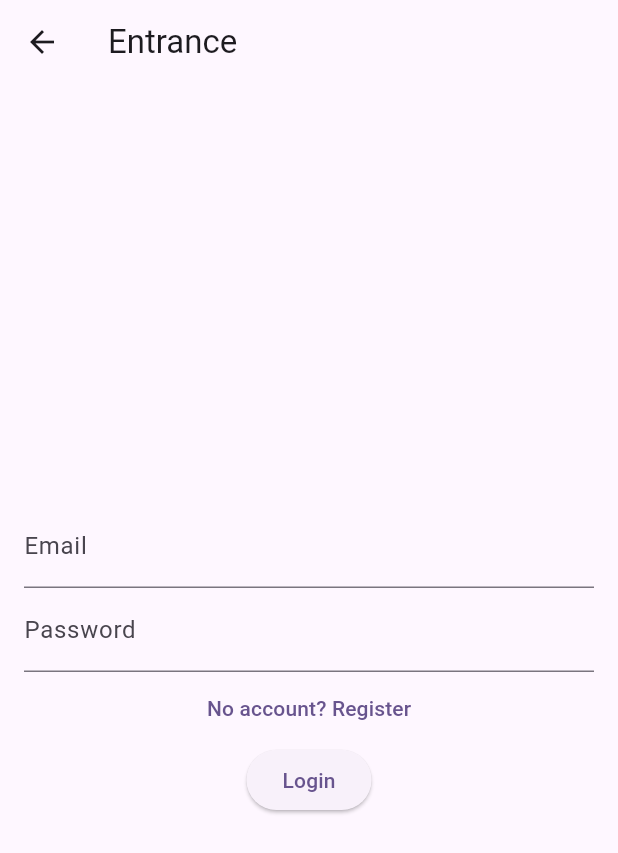
After one commit to Kamkines/mini-social-app, a Flutter app: the screen it shows after launch, after a tap on the "person" icon, on a phone screen of 412 x 824 dp. The commit adds this screen. Shown: the top 853 px of the screen. Run offline on Flutter 3.47's test engine with Material 3 defaults, Android fonts, the phone set to English and light mode, and no system bars; our stand-ins replace firebase_auth, firebase_core; accounts and stored records are empty; network calls fail.

Commit message:
added auth

```diff
--- a/lib/main.dart
+++ b/lib/main.dart
@@ -1,8 +1,12 @@
 import 'package:flutter/material.dart';
+import 'package:firebase_core/firebase_core.dart';
+
 import 'screens/home_screen.dart';
 
 
-void main() {
+void main() async {
+  WidgetsFlutterBinding.ensureInitialized(); // с помощью этой команды мы запускаем Flutter заранее, нужно для установки асинхронных связей
+  await Firebase.initializeApp(); // устанавливаем Firebase
   runApp(const MyApp());
 }
 
--- /dev/null
+++ b/lib/screens/auth_screen.dart
@@ -0,0 +1,97 @@
+import 'package:flutter/material.dart';
+import 'package:firebase_auth/firebase_auth.dart';
+
+class AuthScreen extends StatefulWidget {
+  @override
+  _AuthScreenState createState() => _AuthScreenState();
+}
+
+class _AuthScreenState extends State<AuthScreen> {
+  final _emailController = TextEditingController();
+  final _passwordController = TextEditingController();
+  bool _isLoginMode = true;
+  String _errorMessage = '';
+
+  Future<void> _signUp() async {
+    // Future можно считать аналогом Promise, т.е. тут мы устанавливаем, что мы ждем ответа
+    try {
+      await FirebaseAuth.instance.createUserWithEmailAndPassword( // функция используется для регистрации нового пользователя в Firebase с помощью email и пароля. Если почта есть уже в базе, то выйдет ошибка, если все хорошо, то создастся запись в Firebase
+        email: _emailController.text.trim(),
+        password: _passwordController.text.trim(),
+      );
+      print('User signed up');
+    } catch (error) {
+      setState(() {
+        _errorMessage = error.toString();
+      });
+      print('Error: $error');
+    }
+  }
+
+  Future<void> _login() async {
+    try {
+      await FirebaseAuth.instance.signInWithEmailAndPassword( // функция используется для входа пользователя в приложение с использованием его email и пароля
+        email: _emailController.text.trim(),
+        password: _passwordController.text.trim(),
+      );
+      print('User logged in');
+    } catch (error) {
+      setState(() {
+        _errorMessage = error.toString();
+      });
+      print('Error: $error');
+    }
+  }
+
+  @override
+  Widget build(BuildContext context) {
+    return Scaffold(
+      appBar: AppBar(title: Text(_isLoginMode ? 'Entrance' : 'Registration')),
+      body: Padding(
+        padding: EdgeInsets.all(16.0),
+        child: Column(
+          mainAxisAlignment: MainAxisAlignment.center,
+          children: [
+            TextFormField(
+              controller: _emailController,
+              decoration: InputDecoration(labelText: 'Email'),
+            ),
+            TextFormField(
+              controller: _passwordController,
+              decoration: InputDecoration(labelText: 'Password'),
+              obscureText: true, // hide password
+            ),
+            if (_errorMessage.isNotEmpty)
+              Padding(
+                padding: const EdgeInsets.symmetric(vertical: 8.0),
+                child: Text(_errorMessage, style: TextStyle(color: Colors.red)),
+              ),
+            TextButton(
+              onPressed: () {
+                setState(() {
+                  _isLoginMode = !_isLoginMode;
+                });
+              },
+              child: Text(
+                _isLoginMode
+                    ? 'No account? Register'
+                    : 'Do you already have an account? Enter',
+              ),
+            ),
+
+            ElevatedButton(
+              onPressed: () {
+                if (_isLoginMode) {
+                  _login(); // тут позже будет firebase login
+                } else {
+                  _signUp(); // тут позже будет firebase signup
+                }
+              },
+              child: Text(_isLoginMode ? 'Login' : 'Register'),
+            ),
+          ],
+        ),
+      ),
+    );
+  }
+}
--- a/lib/screens/home_screen.dart
+++ b/lib/screens/home_screen.dart
@@ -1,6 +1,7 @@
 import 'package:flutter/material.dart';
 import './post_detail_screen.dart';
 import '../data/test_data.dart';
+import './auth_screen.dart';
 
 class HomeScreen extends StatelessWidget {
   //Это означает, что HomeScreen не будет иметь состояния, которое меняется по ходу работы приложения.
@@ -8,7 +9,20 @@ class HomeScreen extends StatelessWidget {
   Widget build(BuildContext context) {
     return Scaffold(
       // контейнер для, благодаря которому происходит вся визуализация
-      appBar: AppBar(title: Text('News feed')),
+      appBar: AppBar(
+        title: Text('News feed'),
+        actions: [
+          IconButton(
+            icon: Icon(Icons.person),
+            onPressed: () {
+              Navigator.push(
+                context,
+                MaterialPageRoute(builder: (context) => AuthScreen()),
+              );
+            }
+          )
+        ],
+      ),
       body: ListView.builder(
         // ListView.builder - стандартный виджет для отображения списка, который ты должен использовать для создания списка с прокруткой.
         // builder - функция строящий новый экран
```
Also changed, not shown: pubspec.yaml (+22 -1 lines), pubspec.lock, 6 other files.
